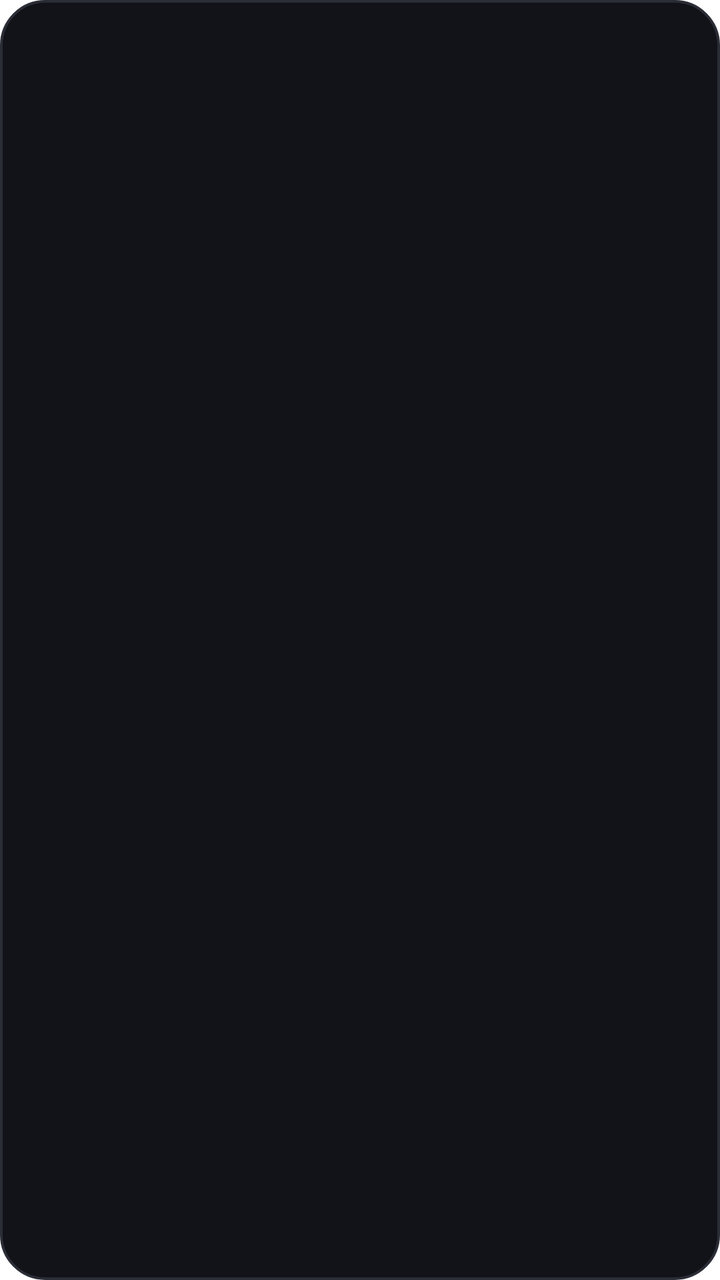
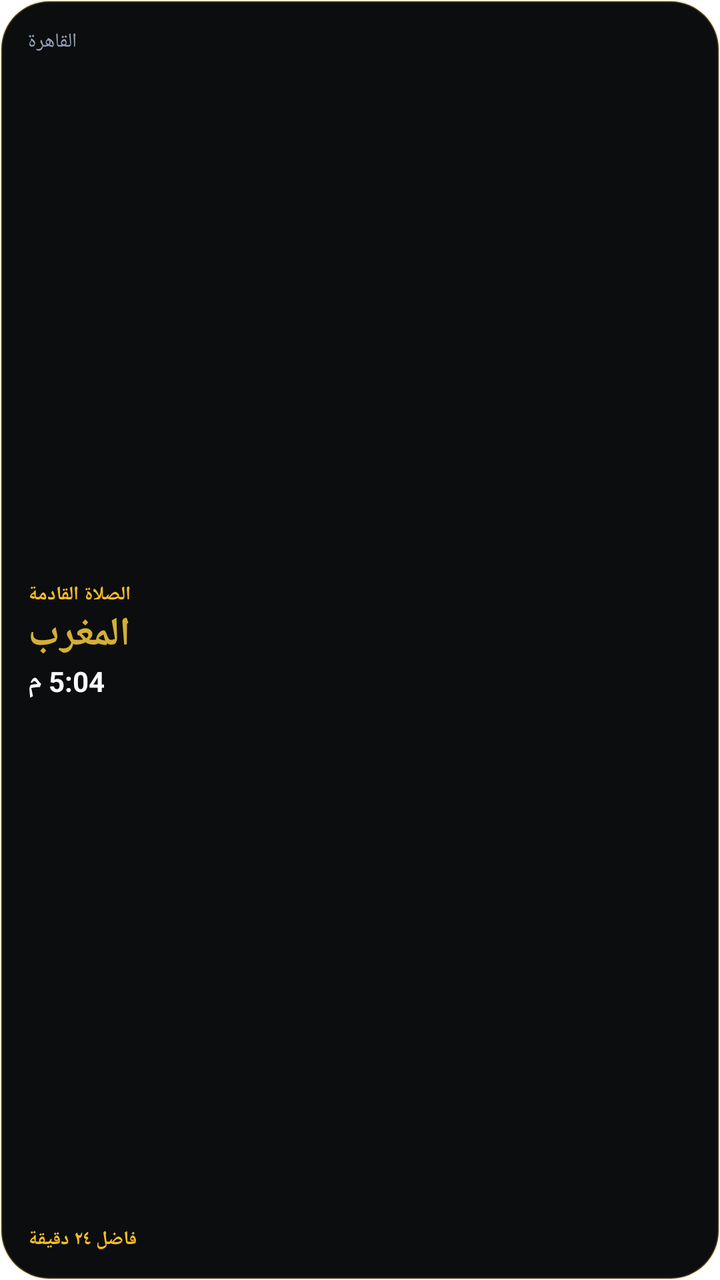

Compare the two renders of this Android layout. The source of the first and the diff that turns it into the second are given below.
<!-- AndroidManifest.xml: fallback theme Theme.MaterialComponents.DayNight.NoActionBar -->
<!-- res/layout/widget_prayer_small.xml -->
<?xml version="1.0" encoding="utf-8"?>
<FrameLayout xmlns:android="http://schemas.android.com/apk/res/android"
    android:id="@+id/widget_root"
    android:layout_width="match_parent"
    android:layout_height="match_parent"
    android:background="@drawable/widget_background">

    <ImageView
        android:id="@+id/widget_image"
        android:layout_width="match_parent"
        android:layout_height="match_parent"
        android:scaleType="fitXY"
        android:contentDescription="@string/widget_prayer_small_name" />

    <LinearLayout
        android:id="@+id/widget_fallback"
        android:layout_width="match_parent"
        android:layout_height="match_parent"
        android:orientation="vertical"
        android:gravity="center"
        android:padding="8dp"
        android:visibility="gone">
        <TextView
            android:layout_width="wrap_content"
            android:layout_height="wrap_content"
            android:text="@string/widget_prayer_small_name"
            android:textColor="#38BDF8"
            android:textSize="12sp"
            android:textStyle="bold" />
    </LinearLayout>
</FrameLayout>
<!-- resources referenced by this layout -->
<resources>
  <!-- drawable widget_background (drawable) -->
  <?xml version="1.0" encoding="utf-8"?>
  <shape xmlns:android="http://schemas.android.com/apk/res/android"
      android:shape="rectangle">
      <solid android:color="#121318" />
      <corners android:radius="22dp" />
      <stroke
          android:width="1.2dp"
          android:color="#2A2D36" />
  </shape>
  <string name="widget_prayer_small_name">مواقيت الصلاة (مصغر)</string>
</resources>

<!-- the commit's change to res/layout/widget_prayer_small.xml (unified diff, before → after) -->
@@ -5,27 +5,66 @@
     android:layout_height="match_parent"
     android:background="@drawable/widget_background">
 
+    
+    <LinearLayout
+        android:id="@+id/widget_fallback"
+        android:layout_width="match_parent"
+        android:layout_height="match_parent"
+        android:orientation="vertical"
+        android:padding="14dp"
+        android:visibility="visible">
+
+        <TextView
+            android:layout_width="wrap_content"
+            android:layout_height="wrap_content"
+            android:text="القاهرة"
+            android:textColor="#94A3B8"
+            android:textSize="10sp" />
+
+        <LinearLayout
+            android:layout_width="match_parent"
+            android:layout_height="0dp"
+            android:layout_weight="1"
+            android:gravity="center_vertical"
+            android:orientation="vertical">
+            <TextView
+                android:layout_width="wrap_content"
+                android:layout_height="wrap_content"
+                android:text="الصلاة القادمة"
+                android:textColor="#FBBF24"
+                android:textSize="9.5sp"
+                android:textStyle="bold" />
+            <TextView
+                android:layout_width="wrap_content"
+                android:layout_height="wrap_content"
+                android:text="المغرب"
+                android:textColor="#D4AF37"
+                android:textSize="20sp"
+                android:textStyle="bold" />
+            <TextView
+                android:layout_width="wrap_content"
+                android:layout_height="wrap_content"
+                android:text="5:04 م"
+                android:textColor="#F8FAFC"
+                android:textSize="14sp"
+                android:textStyle="bold" />
+        </LinearLayout>
+
+        <TextView
+            android:layout_width="wrap_content"
+            android:layout_height="wrap_content"
+            android:text="فاضل ٢٤ دقيقة"
+            android:textColor="#FBBF24"
+            android:textSize="9.5sp"
+            android:textStyle="bold" />
+    </LinearLayout>
+
     <ImageView
         android:id="@+id/widget_image"
         android:layout_width="match_parent"
         android:layout_height="match_parent"
         android:scaleType="fitXY"
+        android:visibility="gone"
         android:contentDescription="@string/widget_prayer_small_name" />
 
-    <LinearLayout
-        android:id="@+id/widget_fallback"
-        android:layout_width="match_parent"
-        android:layout_height="match_parent"
-        android:orientation="vertical"
-        android:gravity="center"
-        android:padding="8dp"
-        android:visibility="gone">
-        <TextView
-            android:layout_width="wrap_content"
-            android:layout_height="wrap_content"
-            android:text="@string/widget_prayer_small_name"
-            android:textColor="#38BDF8"
-            android:textSize="12sp"
-            android:textStyle="bold" />
-    </LinearLayout>
 </FrameLayout>
<!-- resource entries referenced after the edit -->
@@ -4,11 +4,11 @@
   <?xml version="1.0" encoding="utf-8"?>
   <shape xmlns:android="http://schemas.android.com/apk/res/android"
       android:shape="rectangle">
-      <solid android:color="#121318" />
-      <corners android:radius="22dp" />
+      <solid android:color="#0C0D0F" />
+      <corners android:radius="24dp" />
       <stroke
           android:width="1.2dp"
-          android:color="#2A2D36" />
+          android:color="#33D4AF37" />
   </shape>
   <string name="widget_prayer_small_name">مواقيت الصلاة (مصغر)</string>
 </resources>
